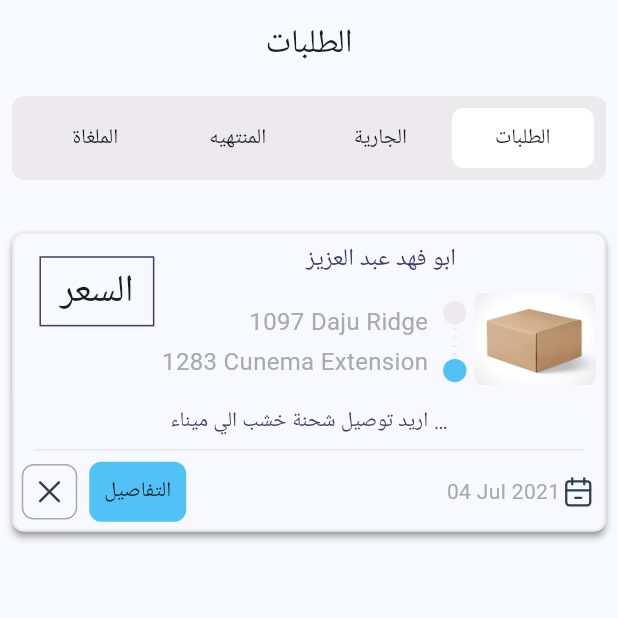
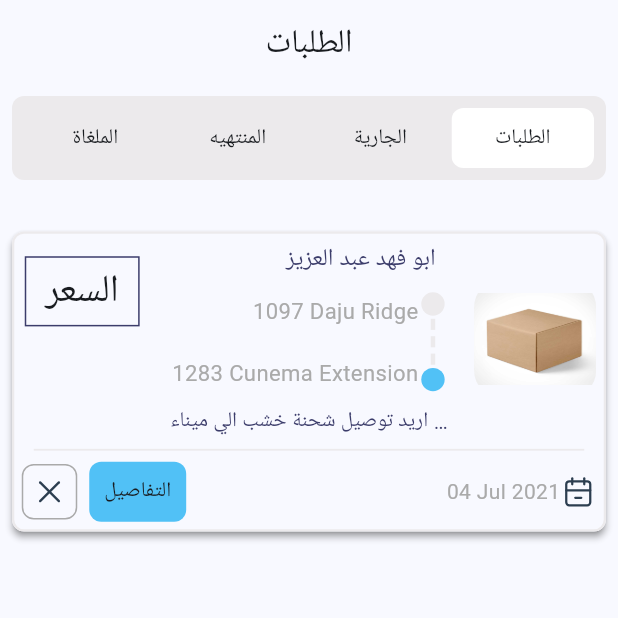
Before and after one commit to Kerolos163/alexTask, a Flutter app: the HomeView screen opened directly, on a phone screen of 412 x 824 dp, the top half of it. Run offline on Flutter 3.47's test engine with Material 2 defaults, Android fonts, the phone set to English and light mode, and no system bars; our stand-ins replace device_preview, flutter_bloc, flutter_svg.

Commit message:
Fix Some Issue

```diff
--- a/lib/feature/home/presentation/view/widget/product_item.dart
+++ b/lib/feature/home/presentation/view/widget/product_item.dart
@@ -98,7 +98,7 @@ class ProductItem extends StatelessWidget {
 
   Row infoWithImageRow(double width, double height) {
     return Row(
-      mainAxisAlignment: MainAxisAlignment.start,
+      mainAxisAlignment: MainAxisAlignment.spaceBetween,
       children: [
         Padding(
           padding: const EdgeInsets.only(top: 20),
@@ -112,7 +112,7 @@ class ProductItem extends StatelessWidget {
           crossAxisAlignment: CrossAxisAlignment.start,
           children: [
             Padding(
-              padding: const EdgeInsets.only(right: 12),
+              padding: const EdgeInsets.only(right: 6),
               child: Text(
                 "ابو فهد عبد العزيز",
                 style: TextStyle(
@@ -121,7 +121,7 @@ class ProductItem extends StatelessWidget {
             ),
             Expanded(
               child: Row(
-                mainAxisAlignment: MainAxisAlignment.start,
+                mainAxisAlignment: MainAxisAlignment.spaceBetween,
                 children: [
                   fromToWithDashLineWidget(height),
                   fromToWidget(width)
@@ -150,13 +150,13 @@ class ProductItem extends StatelessWidget {
 
   Padding fromToWithDashLineWidget(double height) {
     return Padding(
-      padding: const EdgeInsets.symmetric(vertical: 16, horizontal: 5),
+      padding: const EdgeInsets.symmetric(vertical: 10),
       child: Column(children: [
         CircleAvatar(
           radius: height / 24,
           backgroundColor: ColorManager.lightGray,
         ),
-        for (int i = 0; i < 4; i++)
+        for (int i = 0; i < 3; i++)
           Expanded(
             child: Padding(
               padding: const EdgeInsets.symmetric(vertical: 2.1),
@@ -176,17 +176,17 @@ class ProductItem extends StatelessWidget {
 
   Padding fromToWidget(double width) {
     return Padding(
-      padding: const EdgeInsets.symmetric(horizontal: 5, vertical: 18),
+      padding: const EdgeInsets.symmetric(vertical: 12,horizontal: 2),
       child: Column(crossAxisAlignment: CrossAxisAlignment.start, children: [
         Text(
           "1097 Daju Ridge",
-          style: TextStyle(color: ColorManager.gray, fontSize: width / 24),
+          style: TextStyle(color: ColorManager.gray, fontSize: width / 26),
           textDirection: TextDirection.ltr,
         ),
         const Spacer(),
         Text(
           "1283 Cunema Extension",
-          style: TextStyle(color: ColorManager.gray, fontSize: width / 24),
+          style: TextStyle(color: ColorManager.gray, fontSize: width / 26),
           textDirection: TextDirection.ltr,
         ),
       ]),
```
